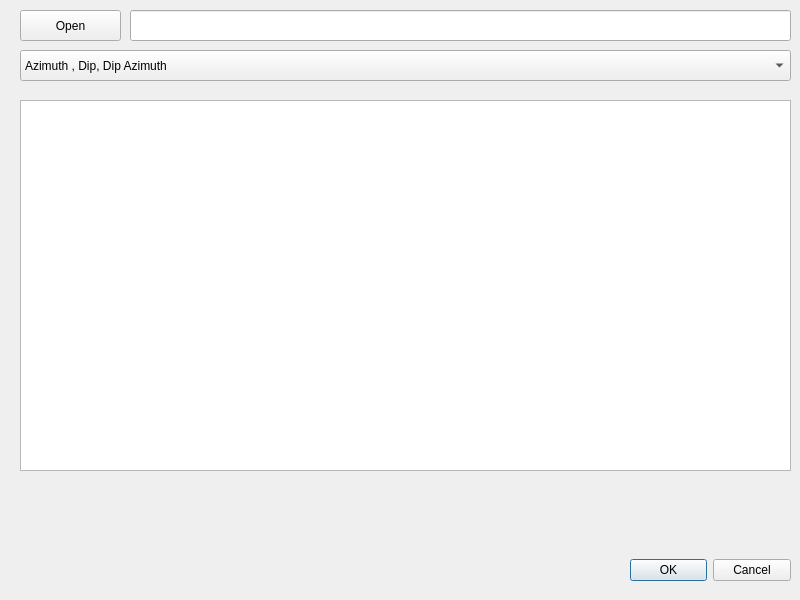
First picture: the form in FRAn/loaderform.ui, repository azioba/FRAn, before the edit.
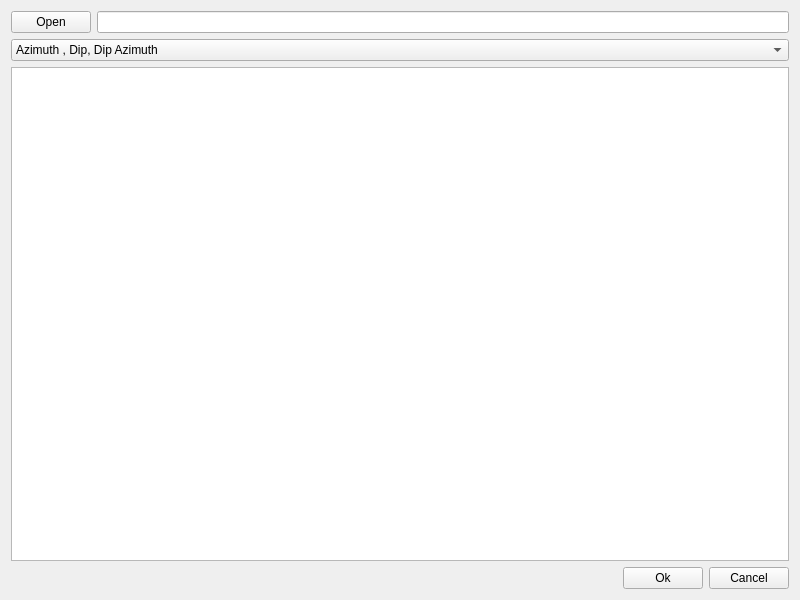
Second picture: the form after the edit.

Commit message: change to loader form

```diff
--- a/FRAn/loaderform.ui
+++ b/FRAn/loaderform.ui
@@ -13,38 +13,26 @@
   <property name="windowTitle">
    <string>LoaderForm</string>
   </property>
+  <property name="locale">
+   <locale language="English" country="UnitedStates"/>
+  </property>
+  <layout class="QVBoxLayout" name="verticalLayout">
+   <item>
+    <layout class="QHBoxLayout" name="horizontalLayout_2">
+     <item>
   <widget class="QPushButton" name="OpenButton">
-   <property name="geometry">
-    <rect>
-     <x>20</x>
-     <y>10</y>
-     <width>101</width>
-     <height>31</height>
-    </rect>
-   </property>
    <property name="text">
     <string>Open</string>
    </property>
   </widget>
-  <widget class="QLineEdit" name="Path">
-   <property name="geometry">
-    <rect>
-     <x>130</x>
-     <y>10</y>
-     <width>661</width>
-     <height>31</height>
-    </rect>
-   </property>
-  </widget>
+     </item>
+     <item>
+      <widget class="QLineEdit" name="Path"/>
+     </item>
+    </layout>
+   </item>
+   <item>
   <widget class="QComboBox" name="DataType">
-   <property name="geometry">
-    <rect>
-     <x>20</x>
-     <y>50</y>
-     <width>771</width>
-     <height>31</height>
-    </rect>
-   </property>
    <item>
     <property name="text">
      <string>Azimuth , Dip, Dip Azimuth</string>
@@ -66,31 +54,43 @@
     </property>
    </item>
   </widget>
-  <widget class="QTableWidget" name="Preview">
-   <property name="geometry">
-    <rect>
-     <x>20</x>
-     <y>100</y>
-     <width>771</width>
-     <height>371</height>
-    </rect>
-   </property>
-  </widget>
-  <widget class="QDialogButtonBox" name="buttonBox">
-   <property name="geometry">
-    <rect>
-     <x>630</x>
-     <y>550</y>
-     <width>161</width>
-     <height>41</height>
-    </rect>
-   </property>
-   <property name="standardButtons">
-    <set>QDialogButtonBox::Cancel|QDialogButtonBox::Ok</set>
-   </property>
-  </widget>
- </widget>
- <layoutdefault spacing="6" margin="11"/>
+   </item>
+   <item>
+    <widget class="QTableWidget" name="Preview"/>
+   </item>
+   <item>
+    <layout class="QHBoxLayout" name="horizontalLayout">
+     <item>
+      <spacer name="horizontalSpacer">
+       <property name="orientation">
+        <enum>Qt::Horizontal</enum>
+       </property>
+       <property name="sizeHint" stdset="0">
+        <size>
+         <width>40</width>
+         <height>20</height>
+        </size>
+       </property>
+      </spacer>
+     </item>
+     <item>
+      <widget class="QPushButton" name="pushButton">
+       <property name="text">
+        <string>Ok</string>
+       </property>
+      </widget>
+     </item>
+     <item>
+      <widget class="QPushButton" name="pushButton_2">
+       <property name="text">
+        <string>Cancel</string>
+       </property>
+      </widget>
+     </item>
+    </layout>
+   </item>
+  </layout>
+ </widget>
  <resources/>
  <connections/>
 </ui>
```
Left out of the diff: 2 changed lines with no effect on the pictures. Lines whose indentation alone changed are shown as unchanged. The commit also changes 6 other files.
